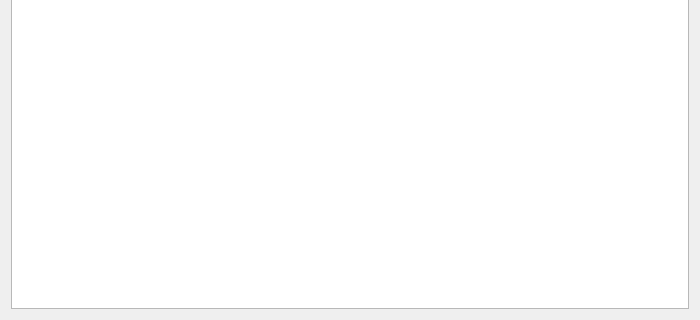
First picture: the form in src/gui/view/moduleviewer/moduleviewer.ui, repository axsapronov/QSopherim, before the edit; both pictures show x 0 to 700 and y 181 to 501 of the 700 by 501 pixel window.
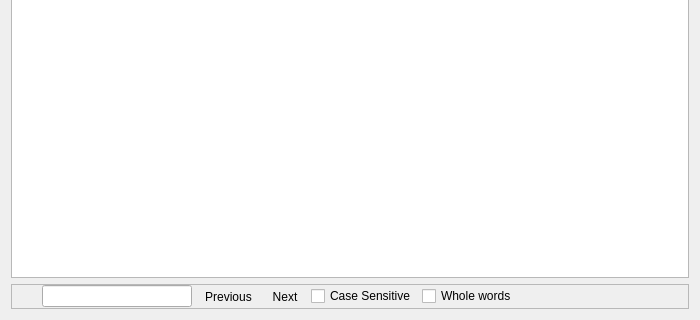
Second picture: the form after the edit. Icons and pictures are not drawn.

```diff
--- a/src/gui/view/moduleviewer/moduleviewer.ui
+++ b/src/gui/view/moduleviewer/moduleviewer.ui
@@ -40,6 +40,152 @@
      </property>
     </widget>
    </item>
+   <item row="2" column="0">
+    <widget class="QFrame" name="frameFind">
+     <property name="frameShape">
+      <enum>QFrame::StyledPanel</enum>
+     </property>
+     <property name="frameShadow">
+      <enum>QFrame::Raised</enum>
+     </property>
+     <layout class="QHBoxLayout">
+      <property name="spacing">
+       <number>6</number>
+      </property>
+      <property name="margin">
+       <number>0</number>
+      </property>
+      <item>
+       <widget class="QToolButton" name="toolClose">
+        <property name="text">
+         <string/>
+        </property>
+        <property name="icon">
+         <iconset resource="../../../../../../bQella/next/bQella/resources/resources.qrc">
+          <normaloff>:/msc/images/close.png</normaloff>:/msc/images/close.png</iconset>
+        </property>
+        <property name="autoRaise">
+         <bool>true</bool>
+        </property>
+       </widget>
+      </item>
+      <item>
+       <widget class="QLineEdit" name="LEEditFind">
+        <property name="sizePolicy">
+         <sizepolicy hsizetype="Fixed" vsizetype="Fixed">
+          <horstretch>0</horstretch>
+          <verstretch>0</verstretch>
+         </sizepolicy>
+        </property>
+        <property name="minimumSize">
+         <size>
+          <width>150</width>
+          <height>0</height>
+         </size>
+        </property>
+       </widget>
+      </item>
+      <item>
+       <widget class="QToolButton" name="toolPrevious">
+        <property name="text">
+         <string>Previous</string>
+        </property>
+        <property name="icon">
+         <iconset resource="../../../../../../bQella/next/bQella/resources/resources.qrc">
+          <normaloff>:/msc/images/searchprevious.png</normaloff>:/msc/images/searchprevious.png</iconset>
+        </property>
+        <property name="toolButtonStyle">
+         <enum>Qt::ToolButtonTextBesideIcon</enum>
+        </property>
+        <property name="autoRaise">
+         <bool>true</bool>
+        </property>
+       </widget>
+      </item>
+      <item>
+       <widget class="QToolButton" name="toolNext">
+        <property name="minimumSize">
+         <size>
+          <width>0</width>
+          <height>0</height>
+         </size>
+        </property>
+        <property name="text">
+         <string>Next</string>
+        </property>
+        <property name="icon">
+         <iconset resource="../../../../../../bQella/next/bQella/resources/resources.qrc">
+          <normaloff>:/msc/images/searchnext.png</normaloff>:/msc/images/searchnext.png</iconset>
+        </property>
+        <property name="toolButtonStyle">
+         <enum>Qt::ToolButtonTextBesideIcon</enum>
+        </property>
+        <property name="autoRaise">
+         <bool>true</bool>
+        </property>
+        <property name="arrowType">
+         <enum>Qt::NoArrow</enum>
+        </property>
+       </widget>
+      </item>
+      <item>
+       <widget class="QCheckBox" name="checkCase">
+        <property name="text">
+         <string>Case Sensitive</string>
+        </property>
+       </widget>
+      </item>
+      <item>
+       <widget class="QCheckBox" name="checkWholeWords">
+        <property name="text">
+         <string>Whole words</string>
+        </property>
+       </widget>
+      </item>
+      <item>
+       <widget class="QLabel" name="LAWrapped">
+        <property name="minimumSize">
+         <size>
+          <width>0</width>
+          <height>20</height>
+         </size>
+        </property>
+        <property name="maximumSize">
+         <size>
+          <width>105</width>
+          <height>20</height>
+         </size>
+        </property>
+        <property name="text">
+         <string/>
+        </property>
+        <property name="textFormat">
+         <enum>Qt::RichText</enum>
+        </property>
+        <property name="scaledContents">
+         <bool>true</bool>
+        </property>
+        <property name="alignment">
+         <set>Qt::AlignLeading|Qt::AlignLeft|Qt::AlignVCenter</set>
+        </property>
+       </widget>
+      </item>
+      <item>
+       <spacer>
+        <property name="orientation">
+         <enum>Qt::Horizontal</enum>
+        </property>
+        <property name="sizeHint" stdset="0">
+         <size>
+          <width>81</width>
+          <height>21</height>
+         </size>
+        </property>
+       </spacer>
+      </item>
+     </layout>
+    </widget>
+   </item>
   </layout>
  </widget>
  <resources/>
```
Left out of the diff: 4 changed lines with no effect on the pictures.
